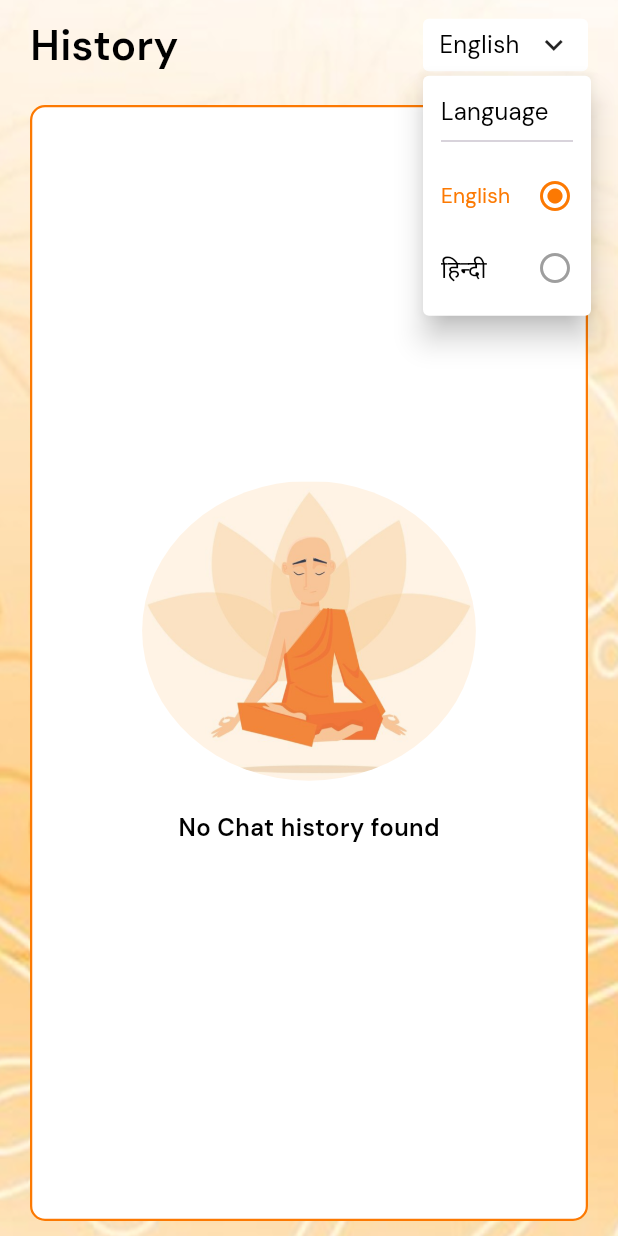
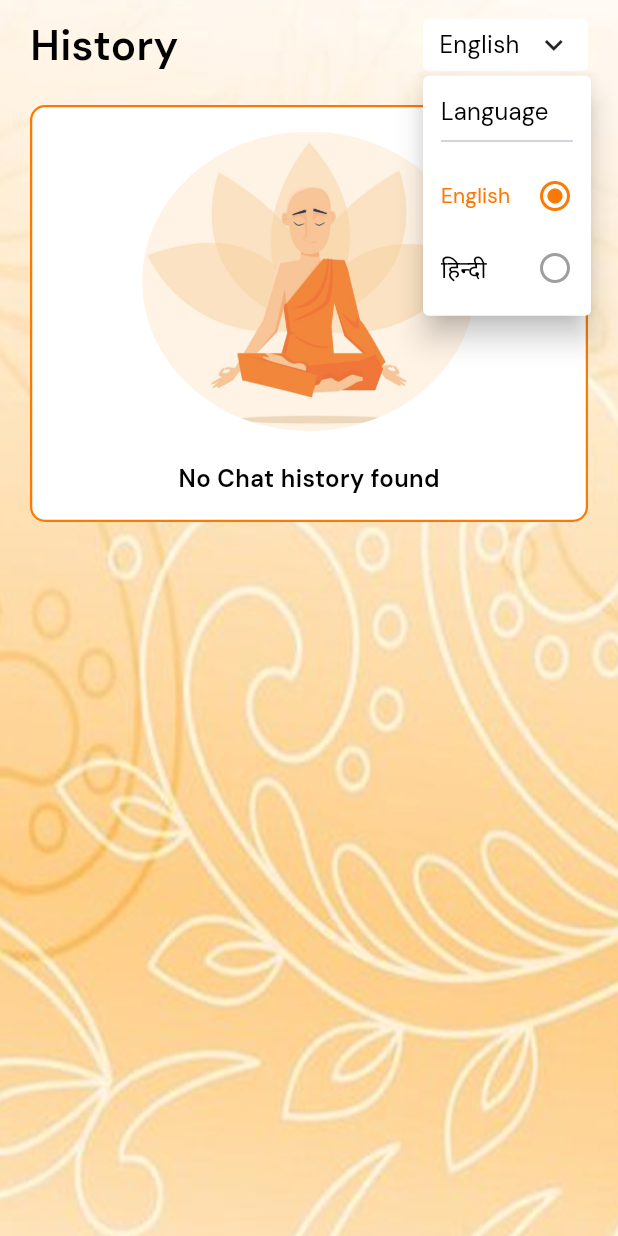
Before and after one commit to Seekware-Private-Limited/divine-arc-app, a Flutter app: the HistoryScreen screen opened directly, after a tap on "English", on a phone screen of 412 x 824 dp. Run offline on Flutter 3.47's test engine with Material 3 defaults, Android fonts, the phone set to English and light mode, and no system bars; our stand-ins replace audioplayers, bloc, connectivity_plus, firebase_analytics, firebase_auth, firebase_core and 13 more; missing offline and left inert: flutter_facebook_auth, rate_my_app, record; accounts and stored records are empty; network calls fail.

Commit message:
feat: Update dependencies and improve UI components in history and home screens

```diff
--- a/lib/Screens/history_screen.dart
+++ b/lib/Screens/history_screen.dart
@@ -140,8 +140,7 @@ class _HistoryScreenState extends State<HistoryScreen> {
   }
 
   Widget _historyContainer() {
-    return Expanded(
-      child: Container(
+    return Container(
       padding: const EdgeInsets.all(16),
       decoration: BoxDecoration(
         borderRadius: BorderRadius.circular(10),
@@ -169,9 +168,7 @@ class _HistoryScreenState extends State<HistoryScreen> {
                     ),
                     const SizedBox(height: 20),
                     Text(
-                        AppLocalizations.of(
-                          context,
-                        )!.translate('noChatHistory'),
+                      AppLocalizations.of(context)!.translate('noChatHistory'),
                       style: FTextStyle.defaultTextSemiBold,
                     ),
                   ],
@@ -211,7 +208,6 @@ class _HistoryScreenState extends State<HistoryScreen> {
                   );
                 },
               ),
-      ),
     );
   }
 }
```
Also changed, not shown: lib/Screens/home_screen.dart (+6 -4 lines), pubspec.lock, 2 other files. Lines whose indentation alone changed are shown as unchanged.
